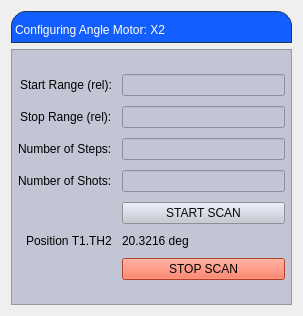
This is angle_x2.ui in carogee/snd_screens as Qt 5 draws it before an edit. The edited form follows.
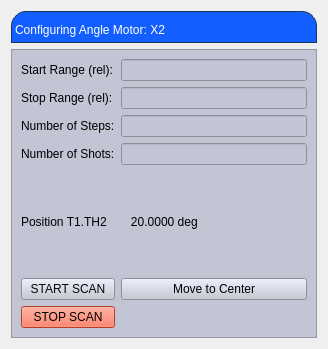
This is the edited form. Custom widgets are drawn as their Qt base class.

Commit message: add button to move to center for all stages

```diff
--- a/angle_x2.ui
+++ b/angle_x2.ui
@@ -6,8 +6,8 @@
    <rect>
     <x>0</x>
     <y>0</y>
-    <width>303</width>
-    <height>316</height>
+    <width>328</width>
+    <height>349</height>
    </rect>
   </property>
   <property name="windowTitle">
@@ -47,53 +47,15 @@
        <property name="frameShadow">
         <enum>QFrame::Raised</enum>
        </property>
-       <layout class="QVBoxLayout" name="verticalLayout_3" stretch="0">
-        <property name="leftMargin">
-         <number>0</number>
-        </property>
-        <property name="topMargin">
-         <number>0</number>
-        </property>
-        <property name="rightMargin">
-         <number>0</number>
-        </property>
-        <property name="bottomMargin">
-         <number>0</number>
-        </property>
-        <item>
-         <layout class="QFormLayout" name="formLayout">
-          <property name="labelAlignment">
-           <set>Qt::AlignRight|Qt::AlignTrailing|Qt::AlignVCenter</set>
-          </property>
-          <property name="formAlignment">
-           <set>Qt::AlignLeading|Qt::AlignLeft|Qt::AlignVCenter</set>
-          </property>
-          <property name="horizontalSpacing">
-           <number>10</number>
-          </property>
-          <property name="verticalSpacing">
-           <number>10</number>
-          </property>
-          <property name="leftMargin">
-           <number>6</number>
-          </property>
-          <property name="topMargin">
-           <number>6</number>
-          </property>
-          <property name="rightMargin">
-           <number>6</number>
-          </property>
-          <property name="bottomMargin">
-           <number>6</number>
-          </property>
-          <item row="1" column="0">
+       <layout class="QGridLayout" name="gridLayout">
+        <item row="0" column="0">
            <widget class="QLabel" name="StartRange">
             <property name="text">
              <string>Start Range (rel):</string>
             </property>
            </widget>
           </item>
-          <item row="1" column="1">
+        <item row="0" column="1" colspan="2">
            <widget class="PyDMLineEdit" name="startLineEdit">
             <property name="toolTip">
              <string/>
@@ -124,14 +86,14 @@
             </property>
            </widget>
           </item>
-          <item row="2" column="0">
+        <item row="1" column="0">
            <widget class="QLabel" name="StopRange">
             <property name="text">
              <string>Stop Range (rel):</string>
             </property>
            </widget>
           </item>
-          <item row="2" column="1">
+        <item row="1" column="1" colspan="2">
            <widget class="PyDMLineEdit" name="stopLineEdit">
             <property name="toolTip">
              <string/>
@@ -165,14 +127,14 @@
             </property>
            </widget>
           </item>
-          <item row="3" column="0">
+        <item row="2" column="0">
            <widget class="QLabel" name="nSteps">
             <property name="text">
              <string>Number of Steps:</string>
             </property>
            </widget>
           </item>
-          <item row="3" column="1">
+        <item row="2" column="1" colspan="2">
            <widget class="PyDMLineEdit" name="stepLineEdit">
             <property name="toolTip">
              <string/>
@@ -206,8 +168,74 @@
             </property>
            </widget>
           </item>
-          <item row="5" column="0">
+        <item row="3" column="0">
+         <widget class="QLabel" name="nShots">
+          <property name="text">
+           <string>Number of Shots:</string>
+          </property>
+         </widget>
+        </item>
+        <item row="3" column="1" colspan="2">
+         <widget class="PyDMLineEdit" name="nShotsLineEdit"/>
+        </item>
+        <item row="4" column="0">
+         <widget class="PyDMLabel" name="PositionLabel">
+          <property name="toolTip">
+           <string/>
+          </property>
+          <property name="lineWidth">
+           <number>3</number>
+          </property>
+          <property name="text">
+           <string>Position T1.TH2</string>
+          </property>
+         </widget>
+        </item>
+        <item row="4" column="1">
+         <widget class="PyDMLabel" name="PositionRBV">
+          <property name="enabled">
+           <bool>true</bool>
+          </property>
+          <property name="toolTip">
+           <string/>
+          </property>
+          <property name="text">
+           <string>   20.0000 deg</string>
+          </property>
+          <property name="precision" stdset="0">
+           <number>4</number>
+          </property>
+          <property name="showUnits" stdset="0">
+           <bool>true</bool>
+          </property>
+          <property name="precisionFromPV" stdset="0">
+           <bool>false</bool>
+          </property>
+          <property name="alarmSensitiveContent" stdset="0">
+           <bool>false</bool>
+          </property>
+          <property name="alarmSensitiveBorder" stdset="0">
+           <bool>true</bool>
+          </property>
+          <property name="PyDMToolTip" stdset="0">
+           <string/>
+          </property>
+          <property name="channel" stdset="0">
+           <string>CA://XCS:SND:T1:TH2.RBV</string>
+          </property>
+          <property name="enableRichText" stdset="0">
+           <bool>false</bool>
+          </property>
+         </widget>
+        </item>
+        <item row="4" column="2">
            <widget class="PyDMByteIndicator" name="PyDMByteIndicator" native="true">
+          <property name="font">
+           <font>
+            <pointsize>14</pointsize>
+            <kerning>true</kerning>
+           </font>
+          </property>
             <property name="toolTip">
              <string/>
             </property>
@@ -245,8 +273,17 @@
             </property>
            </widget>
           </item>
-          <item row="5" column="1">
+        <item row="5" column="0">
            <widget class="PyDMPushButton" name="startButton">
+          <property name="enabled">
+           <bool>true</bool>
+          </property>
+          <property name="sizeIncrement">
+           <size>
+            <width>0</width>
+            <height>0</height>
+           </size>
+          </property>
             <property name="toolTip">
              <string/>
             </property>
@@ -264,54 +301,14 @@
             </property>
            </widget>
           </item>
+        <item row="5" column="1" colspan="2">
+         <widget class="PyDMPushButton" name="moveToCenter">
+          <property name="text">
+           <string>Move to Center</string>
+          </property>
+         </widget>
+        </item>
           <item row="6" column="0">
-           <widget class="PyDMLabel" name="PyDMLabel">
-            <property name="toolTip">
-             <string/>
-            </property>
-            <property name="lineWidth">
-             <number>3</number>
-            </property>
-            <property name="text">
-             <string>Position T1.TH2</string>
-            </property>
-           </widget>
-          </item>
-          <item row="6" column="1">
-           <widget class="PyDMLabel" name="PyDMLabel_2">
-            <property name="toolTip">
-             <string/>
-            </property>
-            <property name="text">
-             <string>20.3216 deg</string>
-            </property>
-            <property name="precision" stdset="0">
-             <number>4</number>
-            </property>
-            <property name="showUnits" stdset="0">
-             <bool>true</bool>
-            </property>
-            <property name="precisionFromPV" stdset="0">
-             <bool>false</bool>
-            </property>
-            <property name="alarmSensitiveContent" stdset="0">
-             <bool>false</bool>
-            </property>
-            <property name="alarmSensitiveBorder" stdset="0">
-             <bool>true</bool>
-            </property>
-            <property name="PyDMToolTip" stdset="0">
-             <string/>
-            </property>
-            <property name="channel" stdset="0">
-             <string notr="true">CA://XCS:SND:T1:TH2.RBV</string>
-            </property>
-            <property name="enableRichText" stdset="0">
-             <bool>false</bool>
-            </property>
-           </widget>
-          </item>
-          <item row="7" column="1">
            <widget class="PyDMPushButton" name="stopButton">
             <property name="toolTip">
              <string/>
@@ -333,18 +330,6 @@
              <string>1</string>
             </property>
            </widget>
-          </item>
-          <item row="4" column="0">
-           <widget class="QLabel" name="nShots">
-            <property name="text">
-             <string>Number of Shots:</string>
-            </property>
-           </widget>
-          </item>
-          <item row="4" column="1">
-           <widget class="PyDMLineEdit" name="nShotsLineEdit"/>
-          </item>
-         </layout>
         </item>
        </layout>
       </widget>
```
Lines whose indentation alone changed are shown as unchanged. The commit also changes 6 other files.
